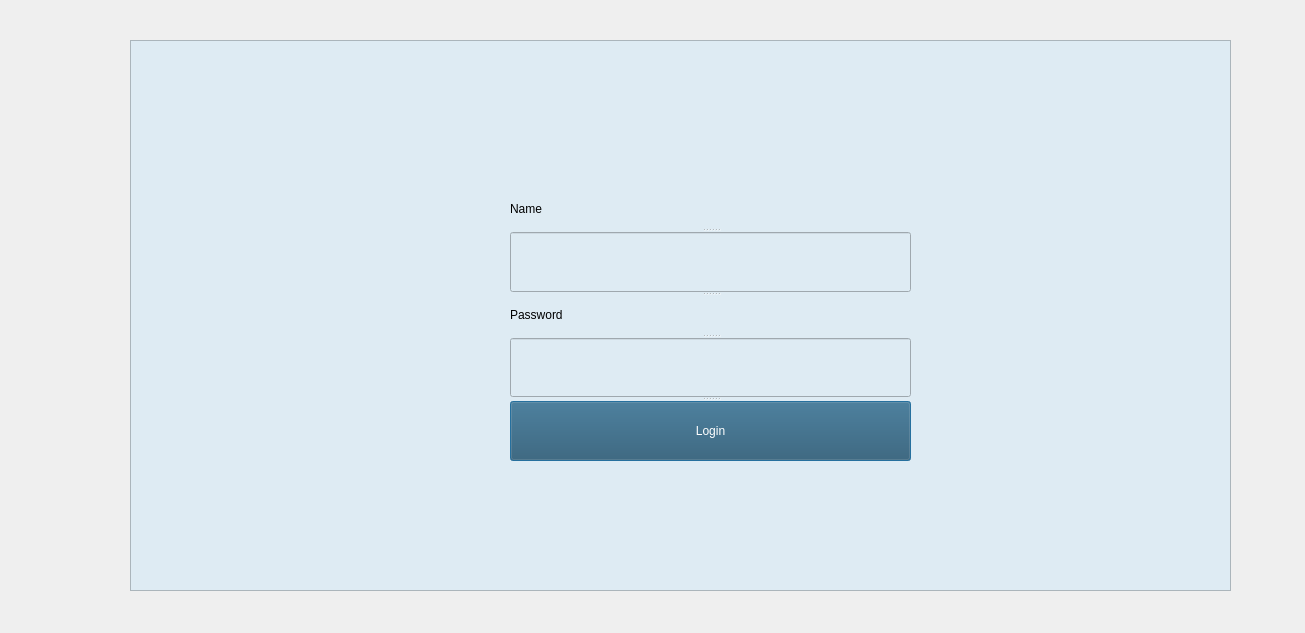
First picture: the form in theLIBRARY/login.ui, repository 270122090/the_Library, before the edit.
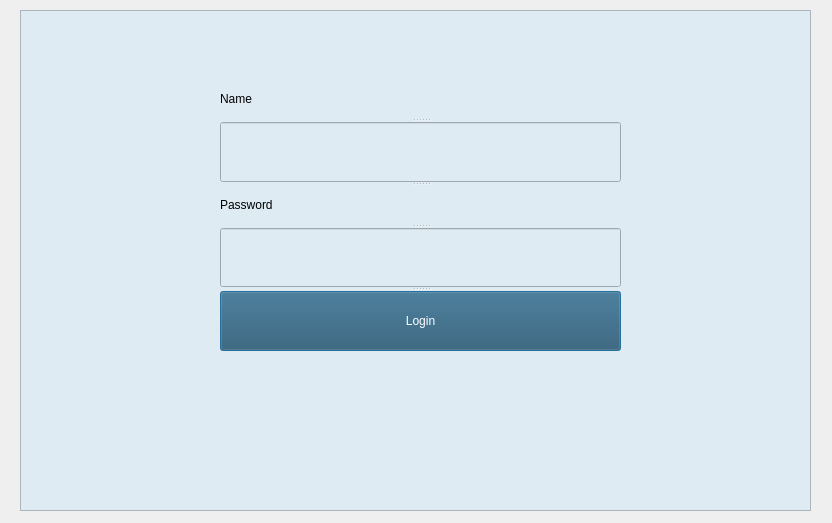
Second picture: the form after the edit.

Diff of the .ui file:
```diff
--- a/theLIBRARY/login.ui
+++ b/theLIBRARY/login.ui
@@ -6,8 +6,8 @@
    <rect>
     <x>0</x>
     <y>0</y>
-    <width>1305</width>
-    <height>633</height>
+    <width>832</width>
+    <height>523</height>
    </rect>
   </property>
   <property name="windowTitle">
@@ -16,10 +16,10 @@
   <widget class="QFrame" name="frame">
    <property name="geometry">
     <rect>
-     <x>130</x>
-     <y>40</y>
-     <width>1101</width>
-     <height>551</height>
+     <x>20</x>
+     <y>10</y>
+     <width>791</width>
+     <height>501</height>
     </rect>
    </property>
    <property name="styleSheet">
@@ -34,8 +34,8 @@
    <widget class="QSplitter" name="splitter">
     <property name="geometry">
      <rect>
-      <x>380</x>
-      <y>150</y>
+      <x>200</x>
+      <y>70</y>
       <width>401</width>
       <height>271</height>
      </rect>
```
